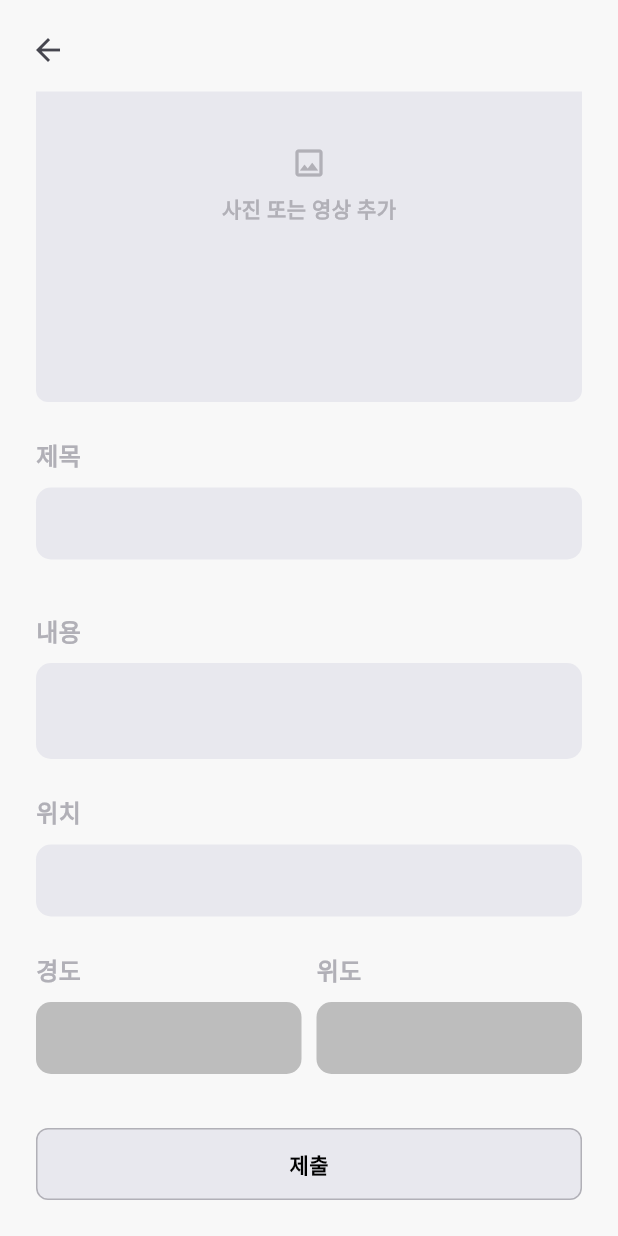
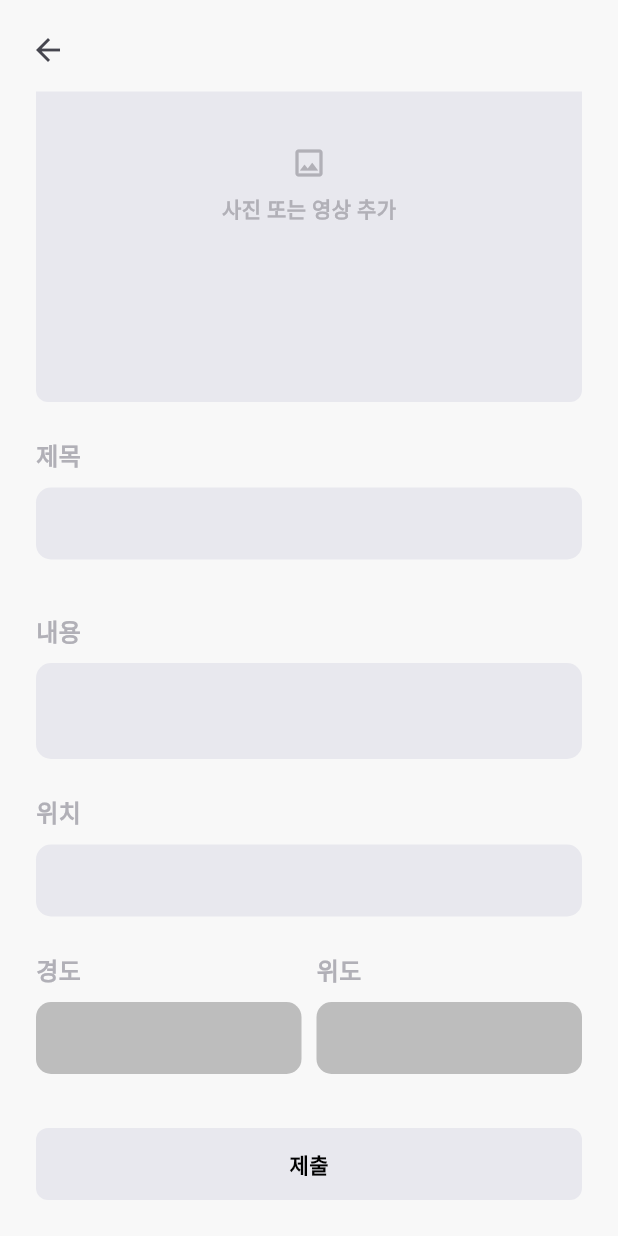
Before and after one commit to rlaminseok0824/GeoPic, a Flutter app: the ArticleRecordPage screen opened by its route, scrolled down 94 dp, on a phone screen of 412 x 824 dp. Run offline on Flutter 3.47's test engine with Material 3 defaults, Android fonts, the phone set to English and light mode, and no system bars; our stand-ins replace bloc, flutter_bloc, flutter_dotenv, freezed_annotation, geolocator, get_it and 4 more; missing offline and left inert: flutter_naver_map; generated files the repository leaves out were written again.

Commit message:
FIX: style

```diff
--- a/lib/feature/article/models/article_record.dart
+++ b/lib/feature/article/models/article_record.dart
@@ -35,7 +35,7 @@ class ArticleRecord with _$ArticleRecord {
       );
 
   bool get isUnfinished =>
-      (username == null || username!.isEmpty) ||
+      (pictureFile == null && imageUrl == null) ||
       (title == null || title!.isEmpty) ||
       (latitude == null || longitude == null) ||
       (longitude == null || longitude == null);
--- a/lib/presentation/common/buttons/app_elevated_button.dart
+++ b/lib/presentation/common/buttons/app_elevated_button.dart
@@ -31,11 +31,9 @@ class AppElevatedButton extends StatelessWidget {
             height: 48,
             alignment: Alignment.center,
             decoration: BoxDecoration(
-                color: isDisabled ? AppColors.secondary : AppColors.primary,
-                borderRadius: BorderRadius.circular(8),
-                border: isDisabled
-                    ? Border.all(color: AppColors.greyPrimary)
-                    : null),
+              color: isDisabled ? AppColors.secondary : AppColors.primary,
+              borderRadius: BorderRadius.circular(8),
+            ),
             child: isLoading
                 ? const CircularProgressIndicator()
                 : Text(text,
```
